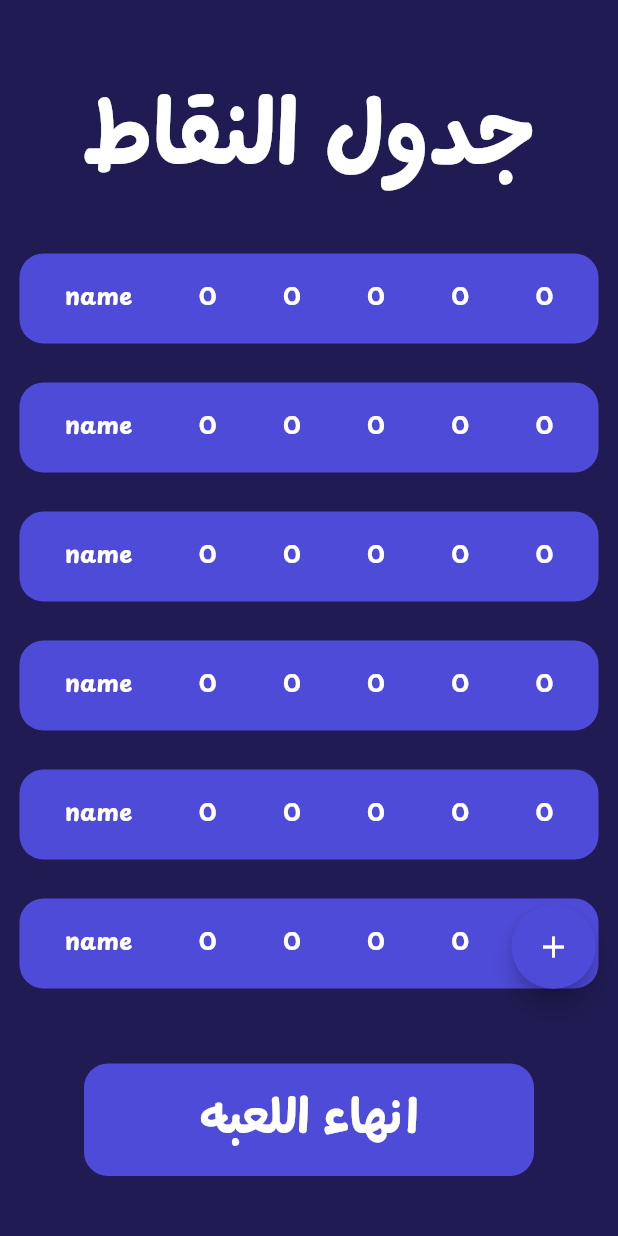
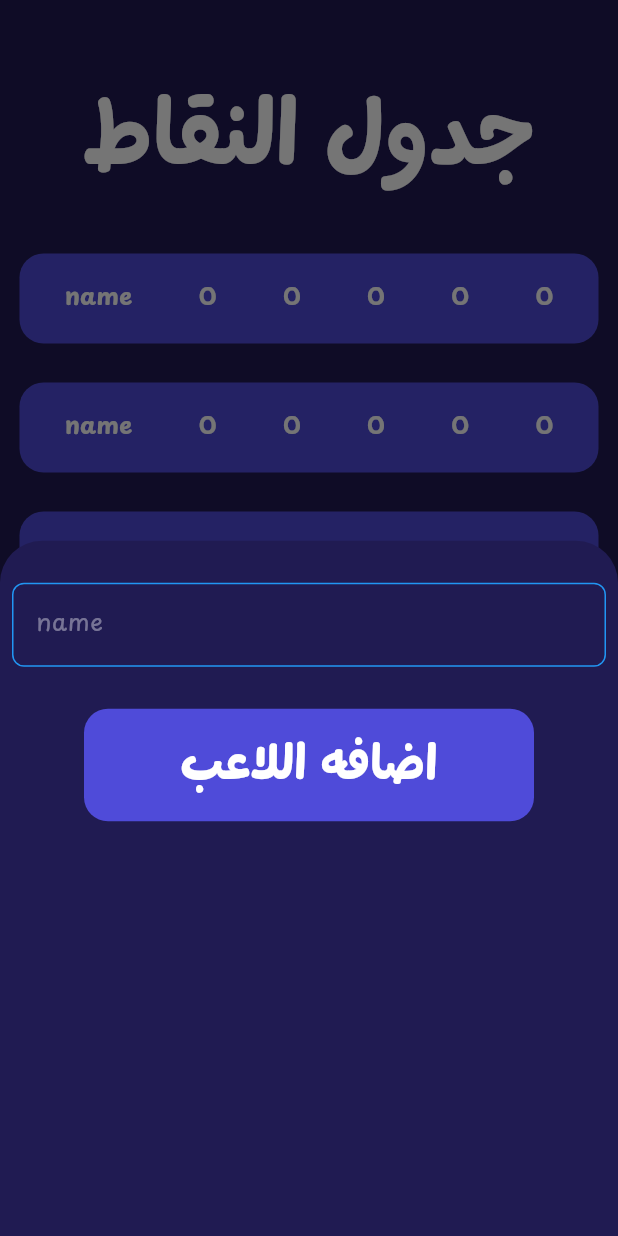
Before and after one commit to MohamedAnis12/Screw_App, a Flutter app: the AddRoundsView screen opened directly, after a tap on the "add" icon, on a phone screen of 412 x 824 dp. Run offline on Flutter 3.47's test engine with Material 3 defaults, Android fonts, the phone set to English and light mode, and no system bars; our stand-ins replace hive; accounts and stored records are empty.

Commit message:
Add bottom sheet functionality to AddRoundViewBody for enhanced user interaction

```diff
--- a/lib/widgets/add_round_view_body.dart
+++ b/lib/widgets/add_round_view_body.dart
@@ -1,7 +1,9 @@
 import 'package:flutter/material.dart';
+import 'package:screw/constants.dart';
 import 'package:screw/views/winers_view.dart';
 import 'package:screw/widgets/RoundPlayerCard.dart';
 import 'package:screw/widgets/customFloatingActionButton.dart';
+import 'package:screw/widgets/custom_bottom_sheet.dart';
 import 'package:screw/widgets/custom_button.dart';
 import 'package:screw/widgets/custom_text.dart';
 
@@ -55,7 +57,17 @@ class AddRoundViewBody extends StatelessWidget {
         Positioned(
           right: 15,
           bottom: MediaQuery.of(context).size.height * .20,
-          child: CustomFloatingActionButton(onPressed: () {}),
+          child: CustomFloatingActionButton(
+            onPressed: () {
+              showModalBottomSheet(
+                backgroundColor: mainColor,
+                context: context,
+                builder: (context) {
+                  return CustomBottomSheet();
+                },
+              );
+            },
+          ),
         ),
       ],
     );
```
